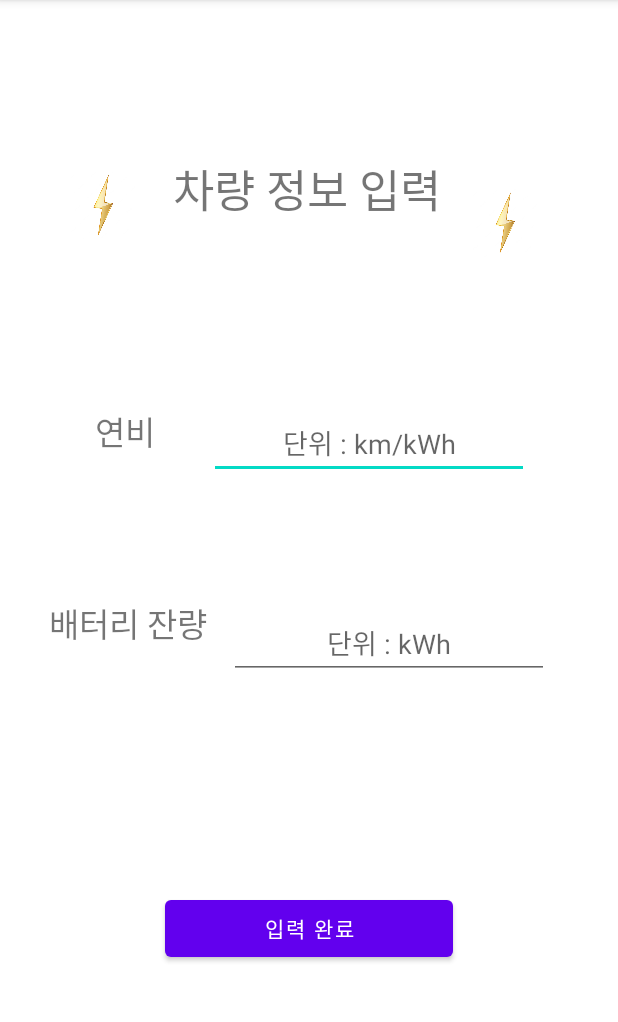
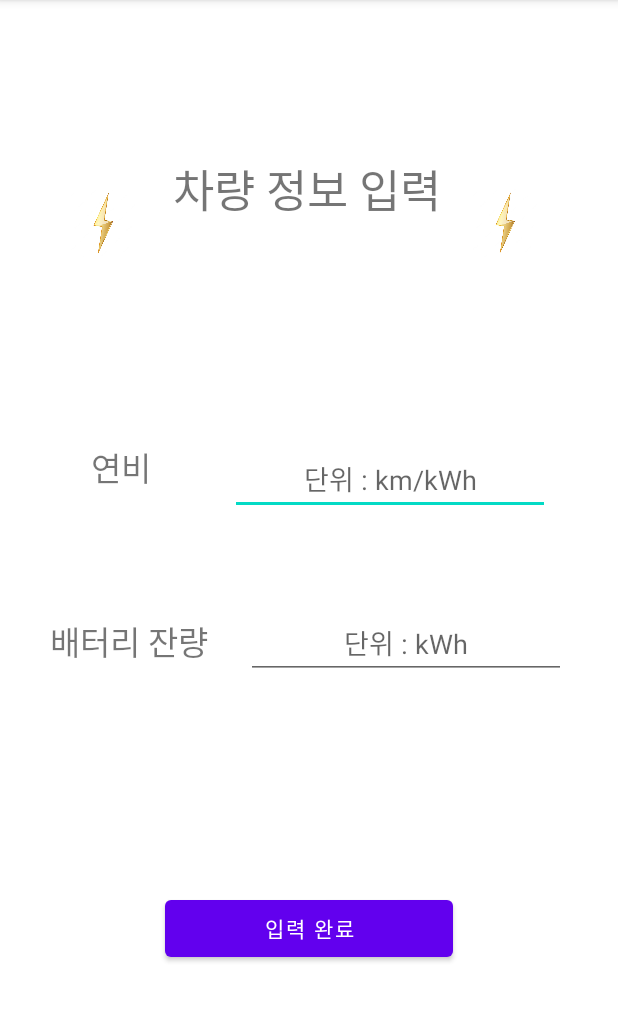
Before and after one commit to PcarChoong/PcarChoong, an Android app: the information screen opened directly, with no data from a screen before it, on a phone screen of 412 x 824 dp, the part 84-1106 px from its top. Run offline under Robolectric (Android 15) with nearby library versions, the phone set to English and light mode, and no system bars; network calls fail.

Commit message:
fifth commit

```diff
--- a/app/src/main/res/layout/activity_information.xml
+++ b/app/src/main/res/layout/activity_information.xml
@@ -63,7 +63,7 @@
         android:layout_width="0dp"
         android:layout_height="39dp"
         android:layout_marginStart="44dp"
-        android:layout_marginEnd="16dp"
+        android:layout_marginEnd="10dp"
         android:layout_marginBottom="12dp"
         android:gravity="center"
         android:text="연비"
@@ -74,8 +74,8 @@
 
     <TextView
         android:id="@+id/battery_num_txt"
-        android:layout_width="0dp"
-        android:layout_height="0dp"
+        android:layout_width="141dp"
+        android:layout_height="42dp"
         android:layout_marginStart="26dp"
         android:layout_marginEnd="7dp"
         android:layout_marginBottom="145dp"
@@ -91,7 +91,8 @@
         android:id="@+id/battery_num"
         android:layout_width="wrap_content"
         android:layout_height="wrap_content"
-        android:layout_marginEnd="59dp"
+        android:layout_marginStart="25dp"
+        android:layout_marginEnd="45dp"
         android:layout_marginBottom="63dp"
         android:ems="10"
         android:gravity="center"
--- a/app/src/main/res/layout/activity_main.xml
+++ b/app/src/main/res/layout/activity_main.xml
@@ -13,7 +13,7 @@
         android:layout_height="70dp"
         android:layout_marginEnd="10dp"
         android:layout_marginBottom="40dp"
-        android:text="배터리\n잔량입력"
+        android:text="차량정보\n입력"
         app:layout_constraintBottom_toTopOf="@+id/linearLayoutTmap"
         app:layout_constraintEnd_toEndOf="parent"
         app:layout_constraintStart_toEndOf="@+id/et_appointmenttime"
```
Also changed, not shown: app/src/main/java/com/example/pikachoong/Path_PassList.java (added, +51 -0 lines), app/src/main/java/com/example/pikachoong/charge/Navi_Impossible.java (+23 -15 lines), app/src/main/res/drawable/charge.png (added).
